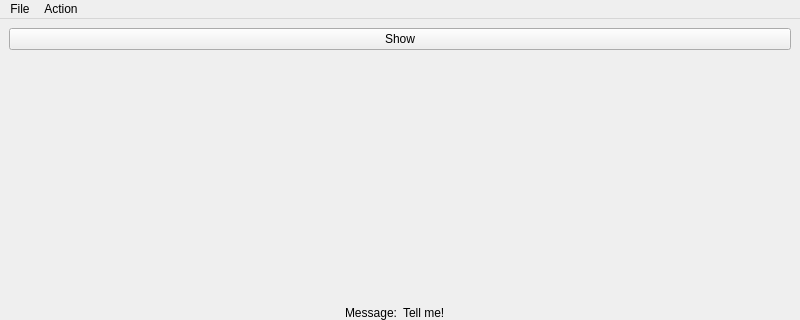
This is Tasks/09 - OOP Gui/04-MenusAndActions/mainwindow.ui in LukaWG/COMP1000-SoftwareEngineering as Qt 5 draws it before an edit; both pictures show x 0 to 800 and y 0 to 320 of the 800 by 600 pixel window. The edited form follows.
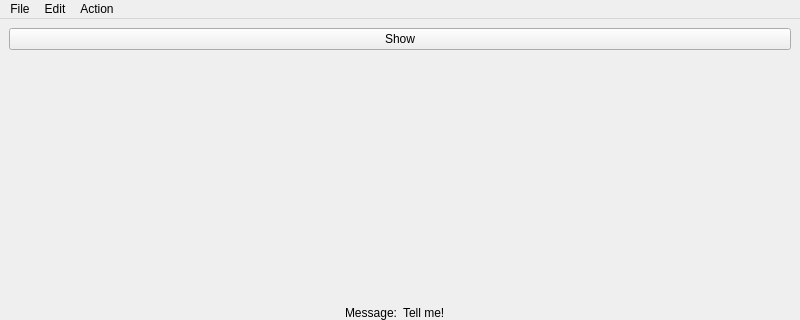
This is the edited form.

```diff
--- a/Tasks/09 - OOP Gui/04-MenusAndActions/mainwindow.ui
+++ b/Tasks/09 - OOP Gui/04-MenusAndActions/mainwindow.ui
@@ -51,7 +51,7 @@
      <x>0</x>
      <y>0</y>
      <width>800</width>
-     <height>21</height>
+     <height>37</height>
     </rect>
    </property>
    <widget class="QMenu" name="menuFile">
@@ -66,7 +66,14 @@
     </property>
     <addaction name="actionWise_Saying"/>
    </widget>
+   <widget class="QMenu" name="menuEdit">
+    <property name="title">
+     <string>Edit</string>
+    </property>
+    <addaction name="actionPaste"/>
+   </widget>
    <addaction name="menuFile"/>
+   <addaction name="menuEdit"/>
    <addaction name="menuAction"/>
   </widget>
   <widget class="QStatusBar" name="statusbar"/>
```
Left out of the diff: 10 changed lines with no effect on the pictures.
